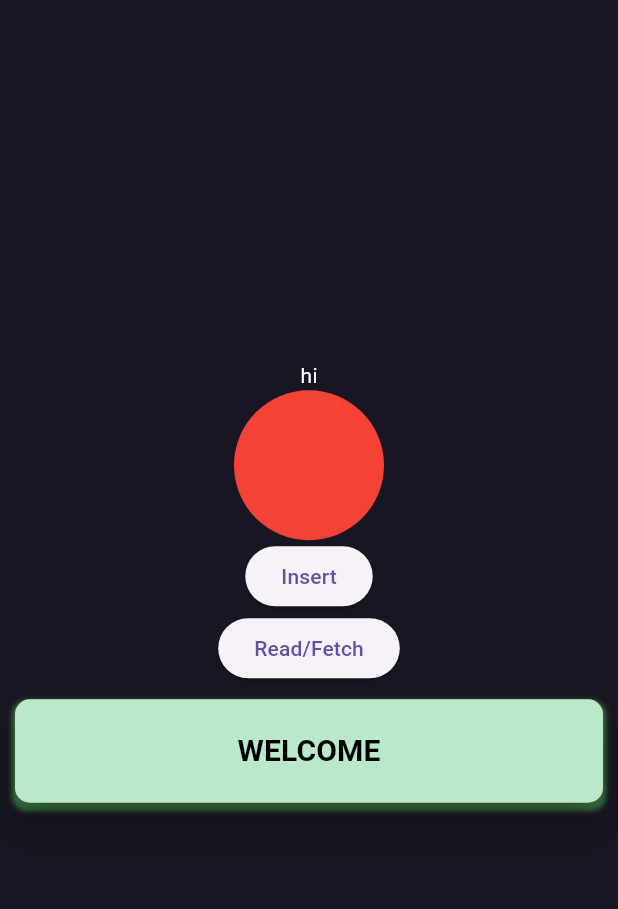
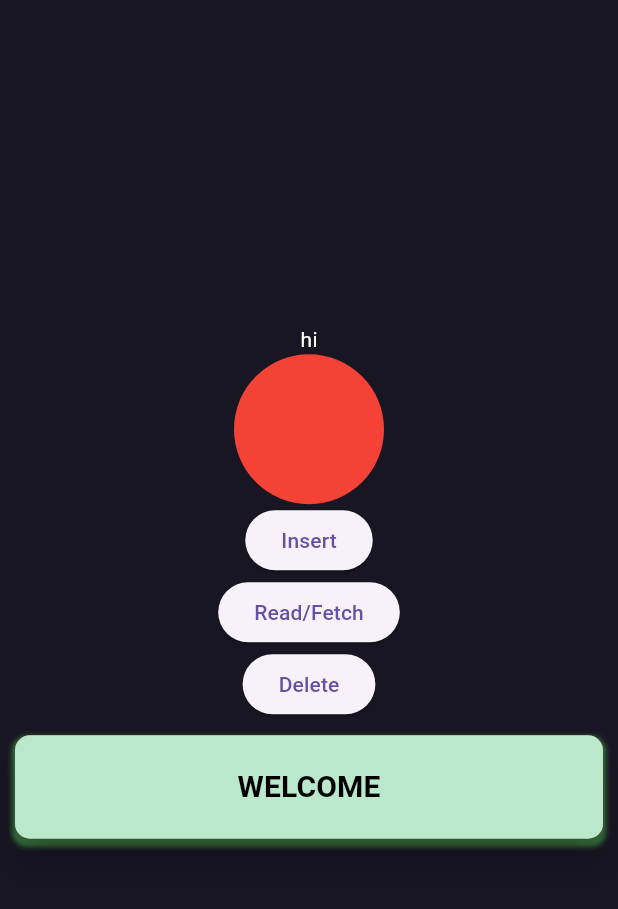
Before and after one commit to Avinashvns/healthtick, a Flutter app: the screen it shows after launch, after a tap on "Insert", on a phone screen of 412 x 824 dp, the part 71-980 px from its top. Run offline on Flutter 3.47's test engine with Material 3 defaults, Android fonts, the phone set to English and light mode, and no system bars; our stand-ins replace animated_splash_screen, audioplayers, smooth_page_indicator, sqflite; accounts and stored records are empty.

Commit message:
delete in sqflite

```diff
--- a/lib/Sqflite/db_handler.dart
+++ b/lib/Sqflite/db_handler.dart
@@ -51,4 +51,10 @@ class DbHandler {
     final data=await db!.query("DatabaseTable");
     return data;
   }
+
+//   Delete Data in Database Table
+deleteData(int id)async{
+    Database? db=await database;
+    await db!.delete('DatabaseTable' , where: 'id=?',whereArgs: [id]);
 }
+}
--- a/lib/main.dart
+++ b/lib/main.dart
@@ -60,7 +60,7 @@ class _MainScreenState extends State<MainScreen> {
             ),
             ElevatedButton(child: Text("Insert"),
             onPressed: ()async{
-              await DbHandler().insertData(3, "Shesha", 22);
+              await DbHandler().insertData(4, "Shesha", 22);
               print("Inserted");
 
             },),
@@ -70,6 +70,11 @@ class _MainScreenState extends State<MainScreen> {
                 print("Fetch");
                 print(data);
 
+              },),
+            ElevatedButton(child: Text("Delete"),
+              onPressed: ()async{
+                final data=await DbHandler().deleteData(4);
+                print("Delete");
               },),
 
             Container(
```
